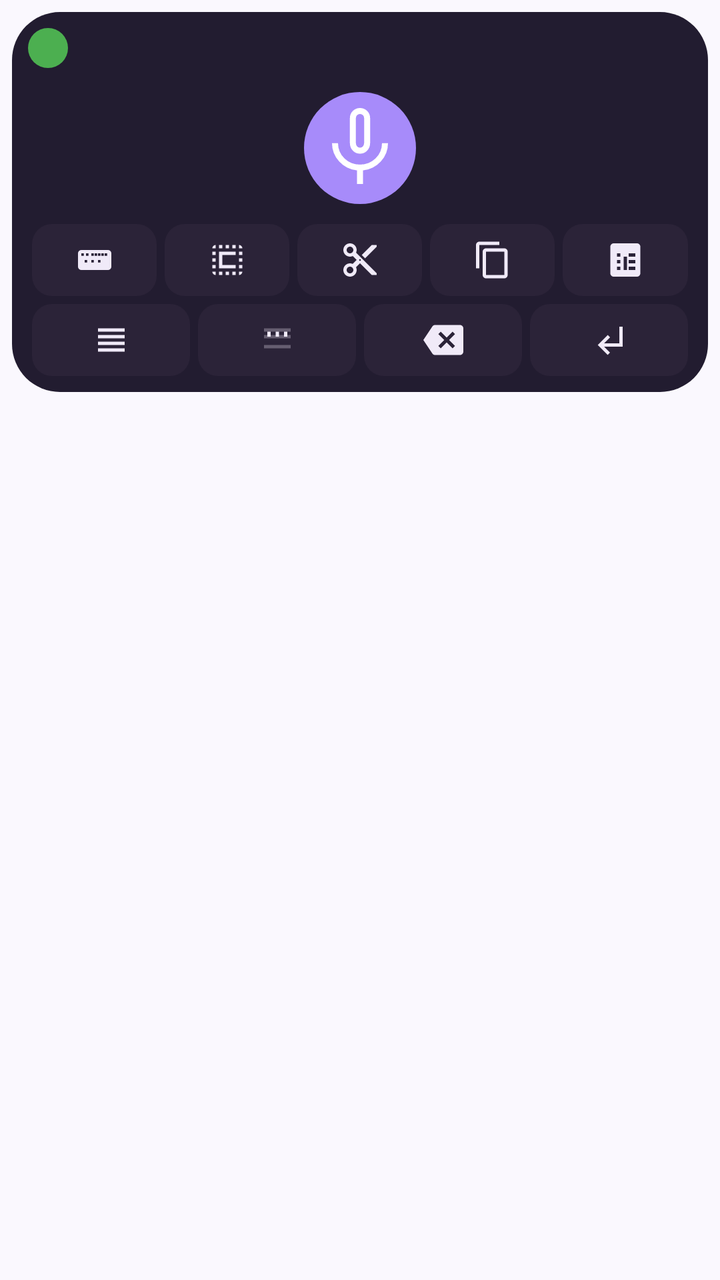
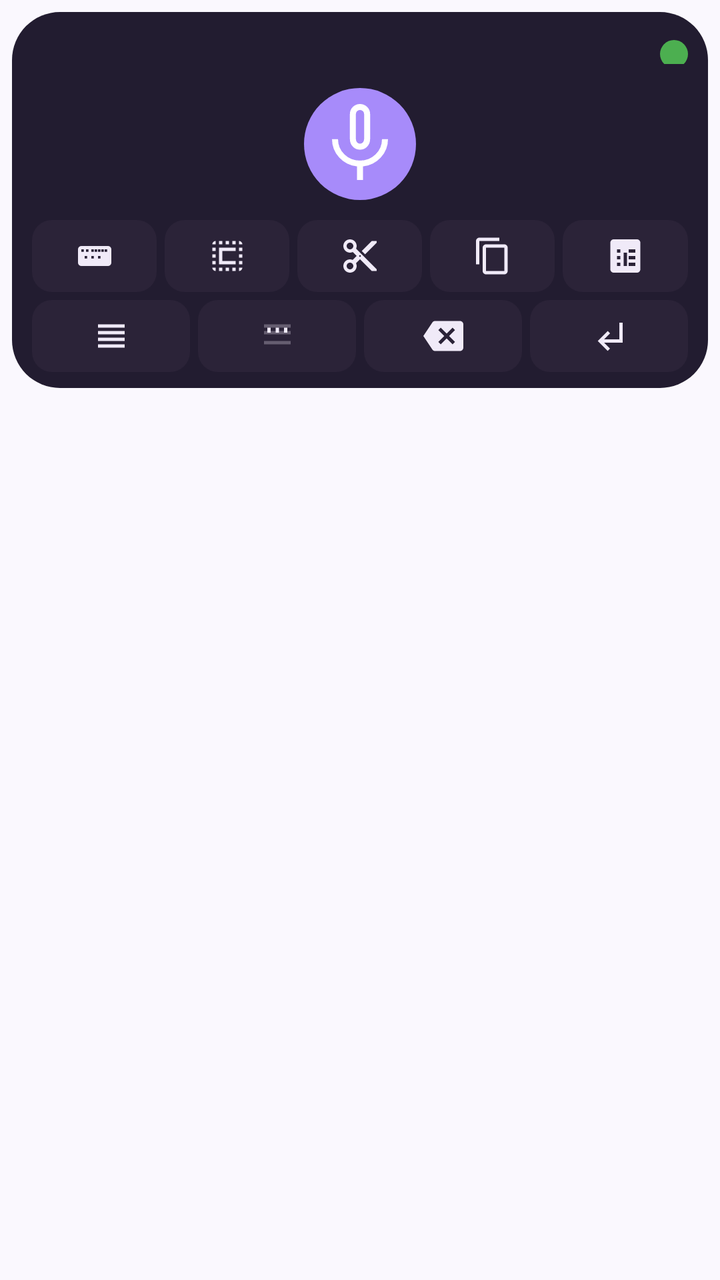

Before-and-after screenshots of an Android layout around one commit, followed by the original layout XML and the change that was made.
<!-- AndroidManifest.xml: application theme Theme.WhisperGroq.ActionBar -->
<!-- res/layout/voice_service.xml -->
<?xml version="1.0" encoding="utf-8"?>
<LinearLayout xmlns:android="http://schemas.android.com/apk/res/android"
    android:layout_width="match_parent"
    android:layout_height="wrap_content"
    android:orientation="vertical"
    android:clipToPadding="false"
    android:padding="6dp">

    <LinearLayout
        android:layout_width="match_parent"
        android:layout_height="wrap_content"
        android:orientation="vertical"
        android:background="@drawable/keyboard_bg"
        android:padding="8dp">

        
        <LinearLayout
            android:layout_width="match_parent"
            android:layout_height="wrap_content"
            android:orientation="horizontal"
            android:gravity="center_vertical"
            android:layout_marginBottom="6dp">

            <ImageButton
                android:id="@+id/btnStatus"
                android:layout_width="20dp"
                android:layout_height="20dp"
                android:background="@drawable/status_led_idle"
                android:contentDescription="Status"
                android:scaleType="fitCenter"/>

            <TextView
                android:id="@+id/tv_status"
                android:visibility="gone"
                android:gravity="center"
                android:layout_width="0dp"
                android:layout_weight="1"
                android:layout_height="wrap_content"
                android:paddingHorizontal="10dp"
                android:textSize="14sp"
                android:textColor="@color/ime_text_primary" />
        </LinearLayout>

        
        <ImageButton
            android:id="@+id/btnRecord"
            android:layout_width="56dp"
            android:layout_height="56dp"
            android:layout_gravity="center_horizontal"
            android:layout_marginVertical="6dp"
            android:background="@drawable/kb_mic_button"
            android:padding="14dp"
            android:src="@drawable/ic_mic_48dp"
            android:contentDescription="@string/record_button"/>

        
        <LinearLayout
            android:layout_width="match_parent"
            android:layout_height="wrap_content"
            android:orientation="horizontal"
            android:layout_marginTop="4dp">

            <ImageButton
                android:id="@+id/btnKeyboard"
                android:layout_width="0dp"
                android:layout_height="36dp"
                android:layout_weight="1"
                android:layout_marginStart="2dp"
                android:layout_marginEnd="2dp"
                android:background="@drawable/kb_button"
                android:padding="8dp"
                android:scaleType="fitCenter"
                android:src="@drawable/ic_keyboard_36dp"
                android:contentDescription="@string/exit_button"/>

            <ImageButton
                android:id="@+id/btnSelectAll"
                android:layout_width="0dp"
                android:layout_height="36dp"
                android:layout_weight="1"
                android:layout_marginStart="2dp"
                android:layout_marginEnd="2dp"
                android:background="@drawable/kb_button"
                android:padding="8dp"
                android:scaleType="fitCenter"
                android:src="@drawable/ic_select_all_24dp"
                android:contentDescription="Select all"/>

            <ImageButton
                android:id="@+id/btnCut"
                android:layout_width="0dp"
                android:layout_height="36dp"
                android:layout_weight="1"
                android:layout_marginStart="2dp"
                android:layout_marginEnd="2dp"
                android:background="@drawable/kb_button"
                android:padding="8dp"
                android:scaleType="fitCenter"
                android:src="@drawable/ic_cut_24dp"
                android:contentDescription="Cut"/>

            <ImageButton
                android:id="@+id/btnCopy"
                android:layout_width="0dp"
                android:layout_height="36dp"
                android:layout_weight="1"
                android:layout_marginStart="2dp"
                android:layout_marginEnd="2dp"
                android:background="@drawable/kb_button"
                android:padding="8dp"
                android:scaleType="fitCenter"
                android:src="@drawable/ic_copy_24dp"
                android:contentDescription="Copy"/>

            <ImageButton
                android:id="@+id/btnPaste"
                android:layout_width="0dp"
                android:layout_height="36dp"
                android:layout_weight="1"
                android:layout_marginStart="2dp"
                android:layout_marginEnd="2dp"
                android:background="@drawable/kb_button"
                android:padding="8dp"
                android:scaleType="fitCenter"
                android:src="@drawable/ic_paste_24dp"
                android:contentDescription="Paste"/>
        </LinearLayout>

        
        <LinearLayout
            android:layout_width="match_parent"
            android:layout_height="wrap_content"
            android:orientation="horizontal"
            android:layout_marginTop="4dp">

            <ImageButton
                android:id="@+id/btnPunctuation"
                android:layout_width="0dp"
                android:layout_height="36dp"
                android:layout_weight="1"
                android:layout_marginStart="2dp"
                android:layout_marginEnd="2dp"
                android:background="@drawable/kb_button"
                android:padding="8dp"
                android:scaleType="fitCenter"
                android:src="@drawable/ic_punctuation_24dp"
                android:contentDescription="Punctuation"/>

            <ImageButton
                android:id="@+id/btnNumbers"
                android:layout_width="0dp"
                android:layout_height="36dp"
                android:layout_weight="1"
                android:layout_marginStart="2dp"
                android:layout_marginEnd="2dp"
                android:background="@drawable/kb_button"
                android:padding="8dp"
                android:scaleType="fitCenter"
                android:src="@drawable/ic_numbers_24dp"
                android:contentDescription="Numbers"/>

            <ImageButton
                android:id="@+id/btnDel"
                android:layout_width="0dp"
                android:layout_height="36dp"
                android:layout_weight="1"
                android:layout_marginStart="2dp"
                android:layout_marginEnd="2dp"
                android:background="@drawable/kb_button"
                android:padding="8dp"
                android:scaleType="fitCenter"
                android:src="@drawable/ic_keyboard_del_48dp"
                android:contentDescription="@string/delete_button"/>

            <ImageButton
                android:id="@+id/btnEnter"
                android:layout_width="0dp"
                android:layout_height="36dp"
                android:layout_weight="1"
                android:layout_marginStart="2dp"
                android:layout_marginEnd="2dp"
                android:background="@drawable/kb_button"
                android:padding="8dp"
                android:scaleType="fitCenter"
                android:src="@drawable/ic_keyboard_return_48dp"
                android:contentDescription="@string/return_button"/>
        </LinearLayout>

    </LinearLayout>
</LinearLayout>
<!-- resources referenced by this layout -->
<resources>
  <color name="ime_text_primary">#F0EAF8</color>
  <!-- drawable ic_copy_24dp (drawable) -->
  <vector xmlns:android="http://schemas.android.com/apk/res/android"
      android:width="24dp" android:height="24dp"
      android:viewportWidth="24" android:viewportHeight="24">
    <path android:fillColor="@color/ime_text_primary"
      android:pathData="M16,1H4C2.9,1 2,1.9 2,3v14h2V3h12V1zM19,5H8C6.9,5 6,5.9 6,7v14c0,1.1 0.9,2 2,2h11c1.1,0 2,-0.9 2,-2V7c0,-1.1 -0.9,-2 -2,-2zM19,21H8V7h11v14z"/>
  </vector>
  <!-- drawable ic_keyboard_return_48dp (drawable) -->
  <vector xmlns:android="http://schemas.android.com/apk/res/android"
      android:width="24dp"
      android:height="24dp"
      android:viewportWidth="24"
      android:viewportHeight="24">
    <path
        android:fillColor="@color/ime_text_primary"
        android:pathData="M11,9l1.42,1.42L8.83,14H18V4h2v12H8.83l3.59,3.58L11,21l-6,-6 6,-6z"/>
  </vector>
  <!-- drawable ic_numbers_24dp (drawable) -->
  <vector xmlns:android="http://schemas.android.com/apk/res/android"
      android:width="24dp" android:height="24dp"
      android:viewportWidth="24" android:viewportHeight="24">
    <path android:fillColor="@color/ime_text_primary"
      android:pathData="M4,17h16v-2H4v2zM4,11h16V9H4v2zM4,5v2h16V5H4z" android:fillAlpha="0.3"/>
    <path android:fillColor="@color/ime_text_primary"
      android:pathData="M6,7h2v3H6V7zM11,7h2v3h-2V7zM16,7h2v3h-2V7z"/>
  </vector>
  <!-- drawable ic_paste_24dp (drawable) -->
  <vector xmlns:android="http://schemas.android.com/apk/res/android"
      android:width="24dp" android:height="24dp"
      android:viewportWidth="24" android:viewportHeight="24">
    <path android:fillColor="@color/ime_text_primary"
      android:pathData="M19,2H5C3.9,2 3,2.9 3,4v16c0,1.1 0.9,2 2,2h14c1.1,0 2,-0.9 2,-2V4c0,-1.1 -0.9,-2 -2,-2zM9,18H7v-2h2v2zM9,14H7v-2h2v2zM9,10H7V8h2v2zM13,18h-2v-8h2v8zM18,18h-4v-2h4v2zM18,14h-4v-2h4v2zM18,10h-4V8h4v2z"/>
  </vector>
  <!-- drawable ic_punctuation_24dp (drawable) -->
  <vector xmlns:android="http://schemas.android.com/apk/res/android"
      android:width="24dp" android:height="24dp"
      android:viewportWidth="24" android:viewportHeight="24">
    <path android:fillColor="@color/ime_text_primary"
      android:pathData="M4,9h16v2H4V9zM4,13h16v2H4v-2zM4,5h16v2H4V5zM4,17h16v2H4v-2z"/>
  </vector>
  <!-- drawable kb_mic_button (drawable) -->
  <?xml version="1.0" encoding="utf-8"?>
  <selector xmlns:android="http://schemas.android.com/apk/res/android">
      <item android:state_pressed="true">
          <shape android:shape="oval">
              <solid android:color="@color/recording" />
          </shape>
      </item>
      <item>
          <shape android:shape="oval">
              <solid android:color="@color/ime_accent" />
          </shape>
      </item>
  </selector>
  <!-- drawable keyboard_bg (drawable) -->
  <?xml version="1.0" encoding="utf-8"?>
  <shape xmlns:android="http://schemas.android.com/apk/res/android">
      <solid android:color="@color/ime_surface" />
      <corners android:radius="24dp" />
  </shape>
  <!-- drawable status_led_idle (drawable) -->
  <?xml version="1.0" encoding="utf-8"?>
  <shape xmlns:android="http://schemas.android.com/apk/res/android" android:shape="oval">
      <solid android:color="#4CAF50"/>
      <size android:width="16dp" android:height="16dp"/>
  </shape>
  <string name="delete_button">Delete</string>
  <string name="exit_button">Exit</string>
  <string name="record_button">Record</string>
  <string name="return_button">Return</string>
  <color name="colorAccent">#7C3AED</color>
  <color name="ime_surface_container_high">#2B2338</color>
  <color name="recording">#DC2626</color>
  <color name="ime_accent">#A78BFA</color>
  <color name="ime_surface">#221C30</color>
  <color name="colorAccentDark">#5B21B6</color>
  <color name="surface">#FFFFFF</color>
  <color name="text_primary">#1E1B29</color>
  <color name="windowBackground">#FAF8FE</color>
  <color name="text_secondary">#6B6385</color>
  <!-- unchanged entries left out for length: 7 -->
</resources>

<!-- the commit's change to res/layout/voice_service.xml (unified diff, before → after) -->
@@ -18,13 +18,15 @@
             android:layout_width="match_parent"
             android:layout_height="wrap_content"
             android:orientation="horizontal"
-            android:gravity="center_vertical"
+            android:gravity="center_vertical|end"
             android:layout_marginBottom="6dp">
 
             <ImageButton
                 android:id="@+id/btnStatus"
-                android:layout_width="20dp"
-                android:layout_height="20dp"
+                android:layout_width="14dp"
+                android:layout_height="14dp"
+                android:layout_marginTop="4dp"
+                android:layout_marginEnd="2dp"
                 android:background="@drawable/status_led_idle"
                 android:contentDescription="Status"
                 android:scaleType="fitCenter"/>
